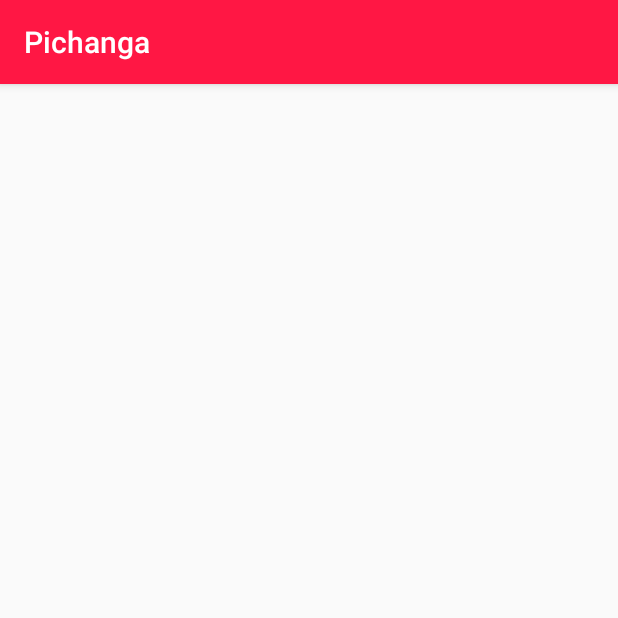
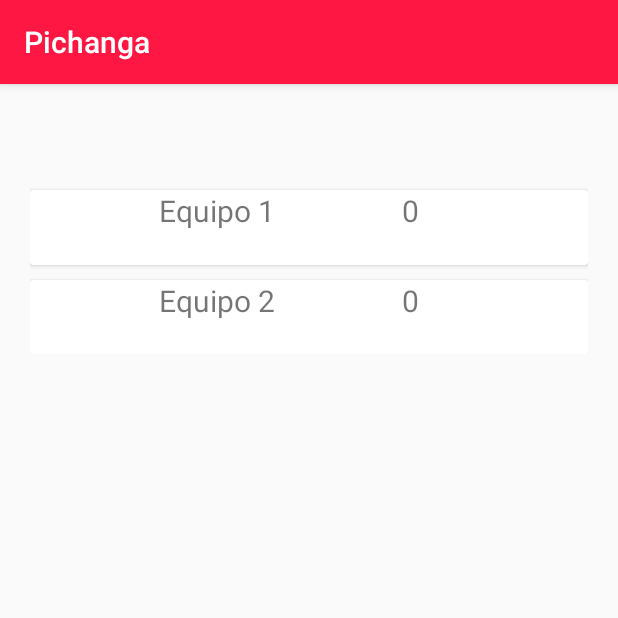
Before and after one commit to DonPolluelo/AppPichanga, an Android app: the TablaActivity screen opened directly, with no data from a screen before it, on a phone screen of 412 x 824 dp, the top half of it. Run offline under Robolectric (Android 15) with nearby library versions, the phone set to English and light mode, and no system bars.

Commit message:
vista tabla hardcodeada

```diff
--- a/app/src/main/res/layout/tabla_posiciones.xml
+++ b/app/src/main/res/layout/tabla_posiciones.xml
@@ -1,11 +1,68 @@
 <?xml version="1.0" encoding="utf-8"?>
 <android.support.constraint.ConstraintLayout
-    xmlns:android="http://schemas.android.com/apk/res/android" android:layout_width="match_parent"
+    xmlns:android="http://schemas.android.com/apk/res/android"
+    android:layout_width="match_parent"
     android:layout_height="match_parent">
+    <LinearLayout
+        android:layout_width="match_parent"
+        android:layout_height="200dp"
+        android:orientation="vertical"
+        android:padding="20dp"
+        >
+        <TextView
+            android:id="@+id/textViewTablaPosiciones"
+            android:layout_width="match_parent"
+            android:layout_height="wrap_content"
+            android:textSize="30dp"
+            android:gravity="center"
+            />
+        <android.support.v7.widget.CardView
+            android:layout_width="match_parent"
+            android:layout_height="50dp"
+            android:layout_marginTop="10dp">
+            <LinearLayout
+                android:layout_width="match_parent"
+                android:layout_height="wrap_content"
+                android:orientation="horizontal">
+                <TextView
+                    android:text="Equipo 1"
+                    android:layout_width="match_parent"
+                    android:layout_height="match_parent"
+                    android:gravity="center"
+                    android:layout_weight="1"
+                    android:textSize="20dp"/>
+                <TextView
+                    android:text="0"
+                    android:layout_width="match_parent"
+                    android:layout_height="match_parent"
+                    android:layout_weight="2"
+                    android:textSize="20dp"/>
+            </LinearLayout>
+        </android.support.v7.widget.CardView>
 
-    <TextView
-        android:id="@+id/textViewTablaPosiciones"
-        android:layout_width="match_parent"
-        android:layout_height="wrap_content"/>
+        <android.support.v7.widget.CardView
+            android:layout_width="match_parent"
+            android:layout_height="50dp"
+            android:layout_marginTop="10dp">
+            <LinearLayout
+                android:layout_width="match_parent"
+                android:layout_height="wrap_content"
+                android:orientation="horizontal">
+                <TextView
+                    android:text="Equipo 2"
+                    android:layout_width="match_parent"
+                    android:layout_height="match_parent"
+                    android:gravity="center"
+                    android:layout_weight="1"
+                    android:textSize="20dp"/>
+                <TextView
+                    android:text="0"
+                    android:layout_width="match_parent"
+                    android:layout_height="match_parent"
+                    android:layout_weight="2"
+                    android:textSize="20dp"/>
+            </LinearLayout>
+        </android.support.v7.widget.CardView>
+    </LinearLayout>
 
 </android.support.constraint.ConstraintLayout>
```
